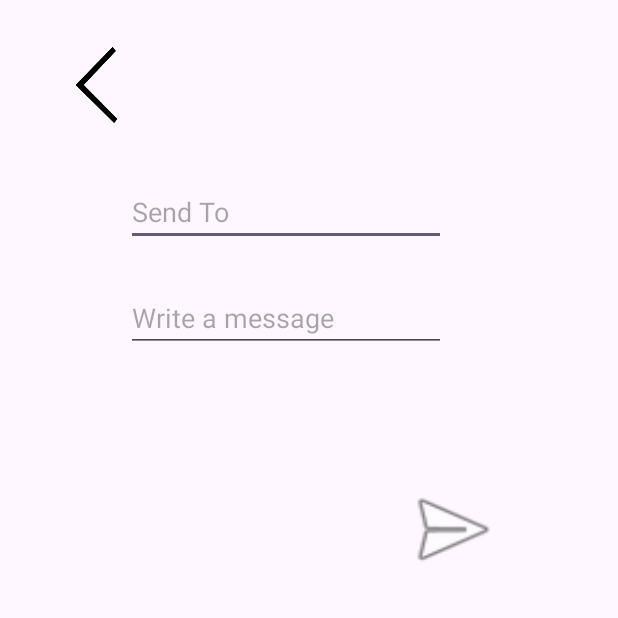
After one commit to Sting421/ConDoctor, an Android app: the PrivateMessage screen opened directly, with no data from a screen before it, on a phone screen of 412 x 824 dp, the top half of it. The commit adds this screen. Run offline under Robolectric (Android 15) with nearby library versions, the phone set to English and light mode, and no system bars.

Commit message:
privateMessageAdded

```diff
--- a/app/src/main/AndroidManifest.xml
+++ b/app/src/main/AndroidManifest.xml
@@ -12,6 +12,12 @@
         android:supportsRtl="true"
         android:theme="@style/Theme.RawDB"
         tools:targetApi="31">
+        <activity
+            android:name=".PrivateMessage"
+            android:exported="false" />
+        <activity
+            android:name=".AppiontmentSched"
+            android:exported="false" />
         <activity
             android:name=".Prescription"
             android:exported="false" />
--- /dev/null
+++ b/app/src/main/java/com/example/rawdb/PrivateMessage.java
@@ -0,0 +1,81 @@
+package com.example.rawdb;
+
+import android.content.Intent;
+import android.os.Bundle;
+import android.view.View;
+import android.widget.EditText;
+import android.widget.ImageButton;
+import android.widget.Toast;
+
+import androidx.activity.EdgeToEdge;
+import androidx.appcompat.app.AppCompatActivity;
+import androidx.core.graphics.Insets;
+import androidx.core.view.ViewCompat;
+import androidx.core.view.WindowInsetsCompat;
+
+public class PrivateMessage extends AppCompatActivity {
+    ImageButton sendButton, backButton;
+    EditText doctorName,message;
+    @Override
+    protected void onCreate(Bundle savedInstanceState) {
+        super.onCreate(savedInstanceState);
+        EdgeToEdge.enable(this);
+        setContentView(R.layout.activity_private_message);
+        ViewCompat.setOnApplyWindowInsetsListener(findViewById(R.id.main), (v, insets) -> {
+            Insets systemBars = insets.getInsets(WindowInsetsCompat.Type.systemBars());
+            v.setPadding(systemBars.left, systemBars.top, systemBars.right, systemBars.bottom);
+            return insets;
+        });
+
+        doctorName = findViewById(R.id.privateSendTo);
+        message = findViewById(R.id.privateMessageInput);
+
+        sendButton = findViewById(R.id.privateSend);
+        backButton = findViewById(R.id.privateBack);
+        Intent myIntent = getIntent();
+        User userpassed = (User) myIntent.getSerializableExtra("object");
+
+        backButton.setOnClickListener(new View.OnClickListener() {
+            @Override
+            public void onClick(View view) {
+                Intent intent = new Intent(PrivateMessage.this, Dashboard_Act.class);
+                intent.putExtra("object", userpassed);
+                startActivity(intent);
+                finish();
+            }
+
+
+        });
+
+
+        sendButton.setOnClickListener(new View.OnClickListener() {
+            @Override
+            public void onClick(View view) {
+                MyDatabaseHelper myDB = new MyDatabaseHelper(PrivateMessage.this);
+
+                if(myDB.userChecker(doctorName.getText().toString())){
+                    Intent intent = new Intent(PrivateMessage.this, Dashboard_Act.class);
+                    intent.putExtra("object", userpassed);
+
+                    Toast.makeText(PrivateMessage.this, "Private Sent Successfully", Toast.LENGTH_SHORT).show();
+                    try {
+                        Thread.sleep(500);
+                    } catch (InterruptedException e) {
+                        throw new RuntimeException(e);
+                    }
+                    startActivity(intent);
+                    finish();
+                }
+
+                else{
+                    Toast.makeText(PrivateMessage.this, "No doctor Found", Toast.LENGTH_SHORT).show();
+                }
+            }
+
+
+        });
+
+
+
+    }
+}
--- /dev/null
+++ b/app/src/main/res/layout/activity_private_message.xml
@@ -0,0 +1,66 @@
+<?xml version="1.0" encoding="utf-8"?>
+<androidx.constraintlayout.widget.ConstraintLayout xmlns:android="http://schemas.android.com/apk/res/android"
+    xmlns:app="http://schemas.android.com/apk/res-auto"
+    xmlns:tools="http://schemas.android.com/tools"
+    android:id="@+id/main"
+    android:layout_width="match_parent"
+    android:layout_height="match_parent"
+    tools:context=".PrivateMessage">
+
+    <EditText
+        android:id="@+id/privateSendTo"
+        android:layout_width="wrap_content"
+        android:layout_height="wrap_content"
+        android:ems="10"
+        android:inputType="text"
+        android:hint="Send To"
+        app:layout_constraintBottom_toBottomOf="parent"
+        app:layout_constraintEnd_toEndOf="parent"
+        app:layout_constraintHorizontal_bias="0.422"
+        app:layout_constraintStart_toStartOf="parent"
+        app:layout_constraintTop_toTopOf="parent"
+        app:layout_constraintVertical_bias="0.152" />
+
+    <EditText
+        android:id="@+id/privateMessageInput"
+        android:layout_width="wrap_content"
+        android:layout_height="wrap_content"
+        android:ems="10"
+        android:gravity="start|top"
+        android:inputType="textMultiLine"
+        android:hint="Write a message"
+        app:layout_constraintBottom_toBottomOf="parent"
+        app:layout_constraintEnd_toEndOf="parent"
+        app:layout_constraintHorizontal_bias="0.422"
+        app:layout_constraintStart_toStartOf="parent"
+        app:layout_constraintTop_toTopOf="parent"
+        app:layout_constraintVertical_bias="0.243" />
+
+    <ImageButton
+        android:id="@+id/privateBack"
+        android:layout_width="55dp"
+        android:layout_height="61dp"
+        android:background="@android:color/transparent"
+        android:scaleType="fitCenter"
+        app:layout_constraintBottom_toBottomOf="parent"
+        app:layout_constraintEnd_toEndOf="parent"
+        app:layout_constraintHorizontal_bias="0.103"
+        app:layout_constraintStart_toStartOf="parent"
+        app:layout_constraintTop_toTopOf="parent"
+        app:layout_constraintVertical_bias="0.034"
+        app:srcCompat="@drawable/addbackbutton" />
+
+    <ImageButton
+        android:id="@+id/privateSend"
+        android:layout_width="74dp"
+        android:layout_height="65dp"
+        android:background="@android:color/transparent"
+        android:scaleType="fitXY"
+        app:layout_constraintBottom_toBottomOf="parent"
+        app:layout_constraintEnd_toEndOf="parent"
+        app:layout_constraintHorizontal_bias="0.783"
+        app:layout_constraintStart_toStartOf="parent"
+        app:layout_constraintTop_toTopOf="parent"
+        app:layout_constraintVertical_bias="0.422"
+        app:srcCompat="@android:drawable/ic_menu_send" />
+</androidx.constraintlayout.widget.ConstraintLayout>
```
Also changed, not shown: app/src/main/java/com/example/rawdb/AppiontmentSched.java (added, +56 -0 lines), app/src/main/java/com/example/rawdb/Dashboard_Act.java (+15 -1 lines), app/src/main/java/com/example/rawdb/MyDatabaseHelper.java (+9 -0 lines), app/src/main/res/layout/activity_appiontment_sched.xml (added, +12 -0 lines), app/src/main/res/layout/activity_dashboard.xml (+8 -7 lines).
